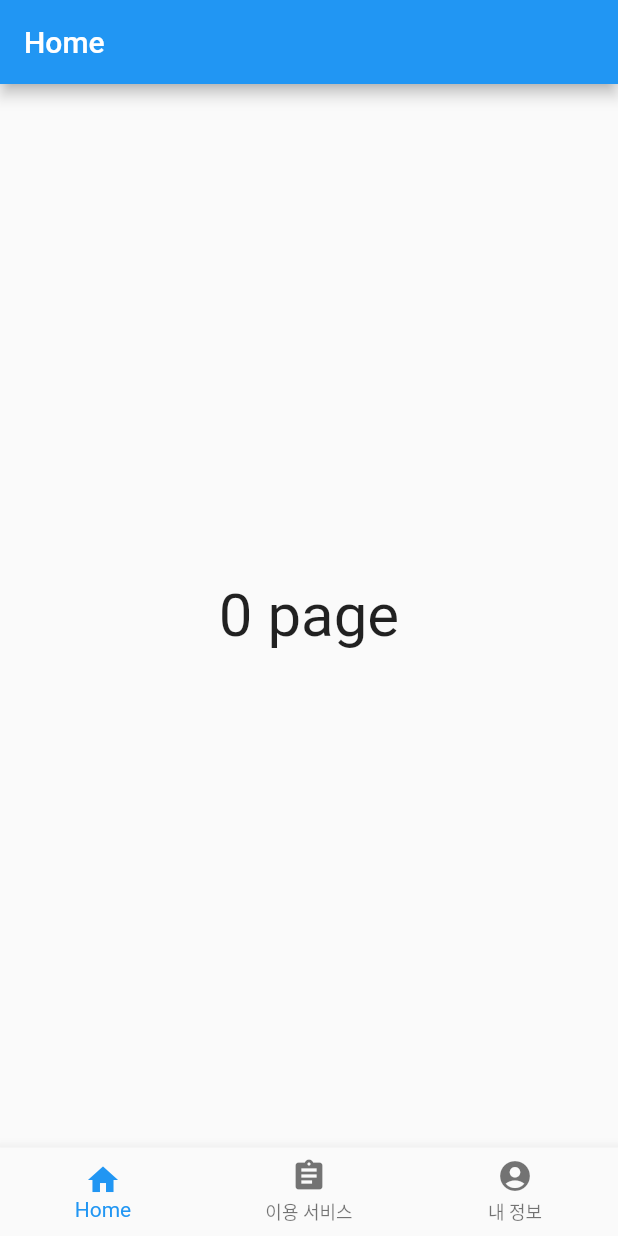
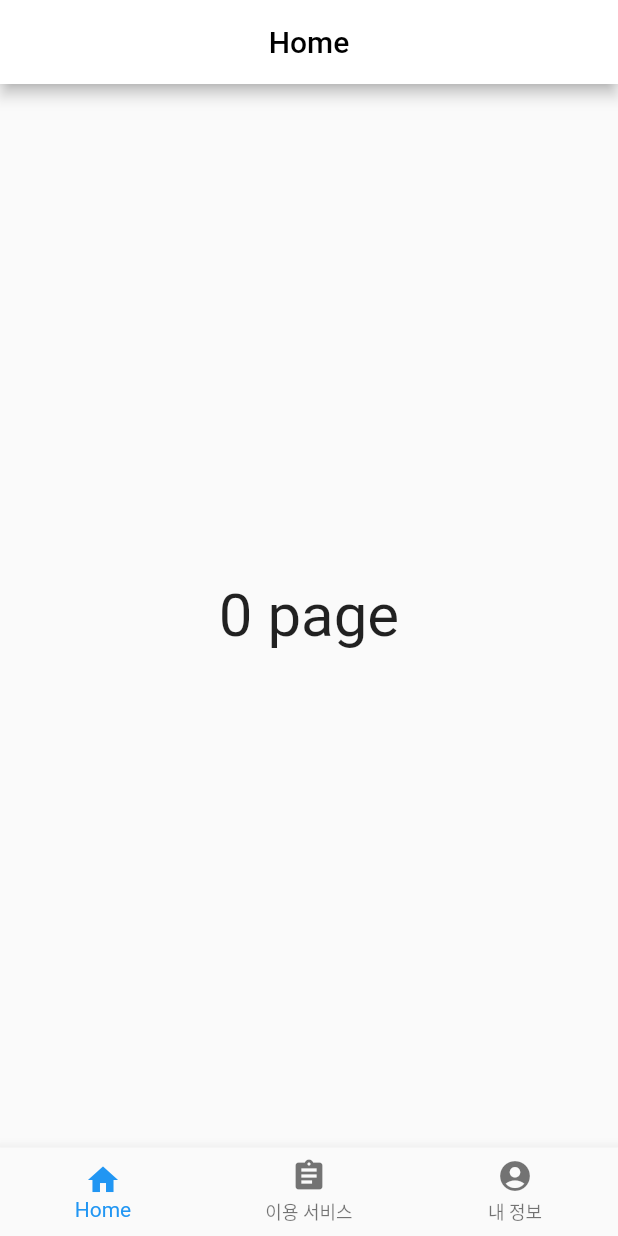
Before and after one commit to Project-Sea/Test_Flutter, a Flutter app: the screen it shows after launch, on a phone screen of 412 x 824 dp. Run offline on Flutter 3.47's test engine with Material 2 defaults, Android fonts, the phone set to English and light mode, and no system bars.

Commit message:
appBar 수정

```diff
--- a/hello_world/lib/main.dart
+++ b/hello_world/lib/main.dart
@@ -28,7 +28,14 @@ class _MyHomePageState extends State<MyHomePage> {
   Widget build(BuildContext context) {
     return Scaffold(
       appBar: AppBar(
-        title: Text('Home'),
+        backgroundColor: Colors.white,
+        title: Text(
+          'Home',
+          style: TextStyle(
+            color: Colors.black,
+          ),
+        ),
+        centerTitle: true,
       ),
       body: Center(
         child: Text(
```
